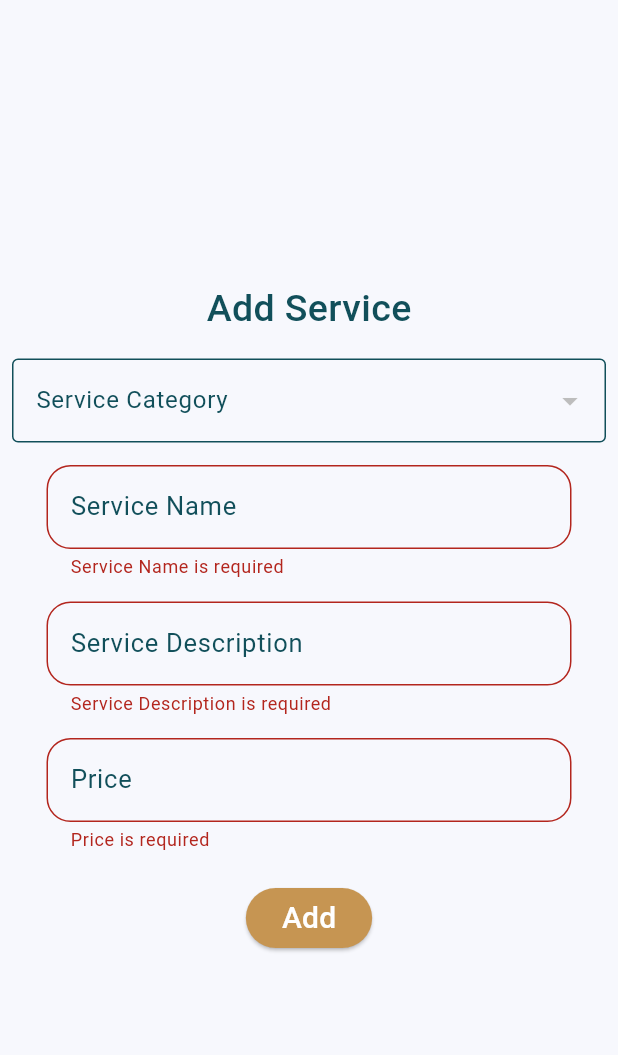
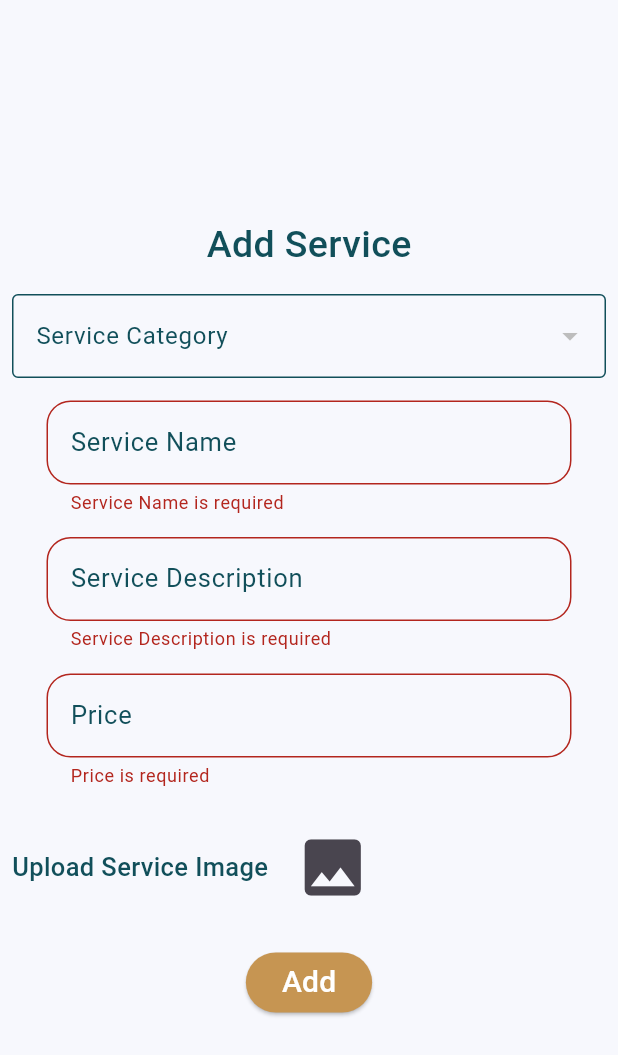
Before and after one commit to seniors007/SwapIt, a Flutter app: the AddServiceView screen opened directly, after a tap on "Add", on a phone screen of 412 x 824 dp. Shown: the top 1055 px of the screen. Run offline on Flutter 3.47's test engine with Material 3 defaults, Android fonts, the light colour scheme and no system bars; drawn by our look-alikes of modal_progress_hud_nsn; our stand-ins replace bloc, dio, equatable, flutter_bloc, get, group_button and 2 more; missing offline and left inert: flutter_paypal_payment; network calls fail.

Commit message:
update add service with the photo

```diff
--- a/lib/features/profile/presentation/views/widgets/add_service_view_body.dart
+++ b/lib/features/profile/presentation/views/widgets/add_service_view_body.dart
@@ -1,8 +1,10 @@
 import 'dart:developer';
+import 'dart:io';
 import 'package:flutter/material.dart';
 import 'package:dio/dio.dart';
 import 'package:flutter/services.dart';
 import 'package:flutter_bloc/flutter_bloc.dart';
+import 'package:image_picker/image_picker.dart';
 import 'package:modal_progress_hud_nsn/modal_progress_hud_nsn.dart';
 import 'package:swapit/core/utils/constants.dart';
 import 'package:swapit/core/widgets/custom_button.dart';
@@ -25,6 +27,9 @@ class _AddServiceViewBodyState extends State<AddServiceViewBody> {
   String? serviceName;
   String? serviceDescription;
   int? price;
+  File? serviceImage;
+  final ImagePicker _picker = ImagePicker();
+
   @override
   void initState() {
     super.initState();
@@ -47,6 +52,15 @@ class _AddServiceViewBodyState extends State<AddServiceViewBody> {
       }
     } catch (e) {
       log('Error fetching categories: $e');
+    }
+  }
+
+  Future<void> _pickImage() async {
+    final pickedFile = await _picker.pickImage(source: ImageSource.gallery);
+    if (pickedFile != null) {
+      setState(() {
+        serviceImage = File(pickedFile.path);
+      });
     }
   }
 
@@ -168,17 +182,33 @@ class _AddServiceViewBodyState extends State<AddServiceViewBody> {
                         const SizedBox(
                           height: 20.0,
                         ),
+                        _buildImagePicker(
+                          'Upload Service Image',
+                          serviceImage,
+                          _pickImage,
+                        ),
+                        const SizedBox(
+                          height: 20.0,
+                        ),
                         CustomButton(
                           label: 'Add',
                           backgroundColor: kYellowColor,
                           onPressed: () {
                             if (formKey.currentState!.validate()) {
-                              BlocProvider.of<AddServiceCubit>(context)
-                                  .addService(
-                                      categoryId: _dropdownValue,
-                                      serviceName: serviceName!,
-                                      serviceDescription: serviceDescription!,
-                                      price: price!);
+                              if (serviceImage != null) {
+                                BlocProvider.of<AddServiceCubit>(context)
+                                    .addService(
+                                  serviceProviderId: 34,
+                                  categoryId: _dropdownValue,
+                                  serviceName: serviceName!,
+                                  serviceDescription: serviceDescription!,
+                                  price: price!,
+                                  serviceImage: serviceImage!,
+                                );
+                              } else {
+                                showSnackBar(
+                                    context, 'Please upload a service image');
+                              }
                             }
                           },
                         )
@@ -193,4 +223,36 @@ class _AddServiceViewBodyState extends State<AddServiceViewBody> {
       },
     );
   }
+
+  Widget _buildImagePicker(
+    String label,
+    File? imageFile,
+    Function() onImagePicked,
+  ) {
+    return Column(
+      children: [
+        Row(
+          children: [
+            Text(
+              label,
+              style: const TextStyle(
+                color: kGreenColor,
+                fontSize: 17,
+                fontWeight: FontWeight.w500,
+              ),
+            ),
+            const SizedBox(width: 10),
+            IconButton(
+              icon: const Icon(
+                Icons.image,
+                size: 50,
+              ),
+              onPressed: onImagePicked,
+            ),
+          ],
+        ),
+        if (imageFile != null) Image.file(imageFile, height: 100, width: 100),
+      ],
+    );
+  }
 }
--- a/lib/features/profile/presentation/views/widgets/past_work_imgs.dart
+++ b/lib/features/profile/presentation/views/widgets/past_work_imgs.dart
@@ -11,7 +11,7 @@ class PastWorkImgs extends StatelessWidget {
   @override
   Widget build(BuildContext context) {
     return BlocProvider(
-      create: (context) => ImagesCubit(Dio())..fetchImages(30),
+      create: (context) => ImagesCubit(Dio())..fetchImages(34),
       child: BlocBuilder<ImagesCubit, ImagesState>(
         builder: (context, state) {
           if (state is ImagesLoading) {
```
Also changed, not shown: lib/features/profile/presentation/manager/add_service_cubit/add_service_cubit.dart (+18 -11 lines).
